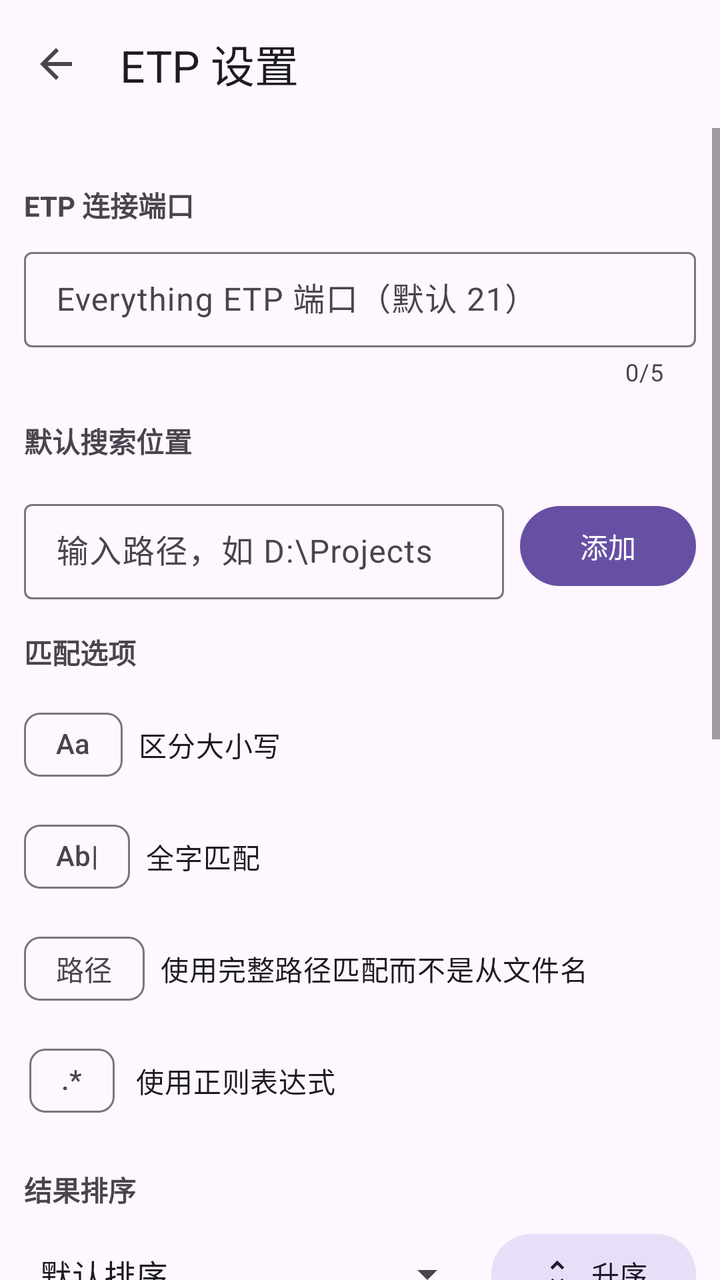
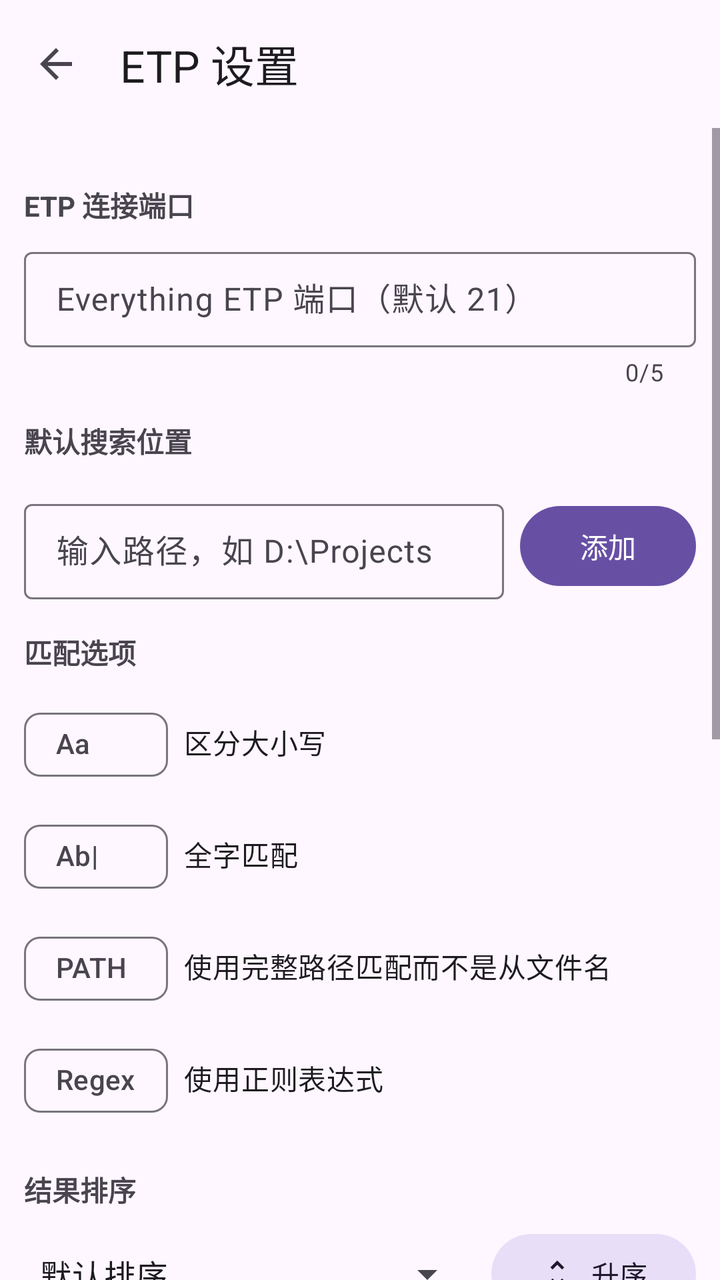

Before-and-after screenshots of an Android layout around one commit, followed by the original layout XML and the change that was made.
<!-- AndroidManifest.xml: application theme Theme.ShareToPC -->
<!-- res/layout/activity_etp_settings.xml -->
<?xml version="1.0" encoding="utf-8"?>
<LinearLayout xmlns:android="http://schemas.android.com/apk/res/android"
    xmlns:app="http://schemas.android.com/apk/res-auto"
    xmlns:tools="http://schemas.android.com/tools"
    android:layout_width="match_parent"
    android:layout_height="match_parent"
    android:orientation="vertical"
    tools:context=".ui.EtpSettingsActivity">

    <com.google.android.material.appbar.MaterialToolbar
        android:id="@+id/toolbarEtpSettings"
        android:layout_width="match_parent"
        android:layout_height="wrap_content"
        app:navigationIcon="?attr/homeAsUpIndicator"
        app:title="@string/etp_settings_title" />

    <ScrollView
        android:layout_width="match_parent"
        android:layout_height="match_parent"
        android:scrollbarStyle="outsideOverlay">

        <LinearLayout
            android:layout_width="match_parent"
            android:layout_height="wrap_content"
            android:orientation="vertical"
            android:padding="12dp">

            
            <TextView
                style="@style/PathPresetSectionHeader"
                android:text="@string/etp_settings_port_section" />

            <com.google.android.material.textfield.TextInputLayout
                style="@style/Widget.Material3.TextInputLayout.OutlinedBox.Dense"
                android:layout_width="match_parent"
                android:layout_height="wrap_content"
                android:hint="@string/etp_settings_port_hint"
                app:counterEnabled="true"
                app:counterMaxLength="5">

                <com.google.android.material.textfield.TextInputEditText
                    android:id="@+id/etEtpPort"
                    android:layout_width="match_parent"
                    android:layout_height="wrap_content"
                    android:inputType="number"
                    android:singleLine="true" />
            </com.google.android.material.textfield.TextInputLayout>

            <TextView
                style="@style/PathPresetSectionHeader"
                android:text="@string/path_preset_title" />

            <LinearLayout
                android:id="@+id/layoutPaths"
                android:layout_width="match_parent"
                android:layout_height="wrap_content"
                android:orientation="vertical"
                android:layout_marginBottom="8dp" />

            <LinearLayout
                android:layout_width="match_parent"
                android:layout_height="wrap_content"
                android:orientation="horizontal"
                android:gravity="center_vertical">

                <com.google.android.material.textfield.TextInputLayout
                    style="@style/Widget.Material3.TextInputLayout.OutlinedBox.Dense"
                    android:layout_width="0dp"
                    android:layout_height="wrap_content"
                    android:layout_weight="1"
                    android:hint="@string/path_preset_custom_hint">

                    <com.google.android.material.textfield.TextInputEditText
                        android:id="@+id/etCustomPath"
                        android:layout_width="match_parent"
                        android:layout_height="wrap_content"
                        android:inputType="text"
                        android:singleLine="true" />
                </com.google.android.material.textfield.TextInputLayout>

                <com.google.android.material.button.MaterialButton
                    android:id="@+id/btnAddPath"
                    style="@style/Widget.Material3.Button"
                    android:layout_width="wrap_content"
                    android:layout_height="wrap_content"
                    android:layout_marginStart="8dp"
                    android:text="@string/path_preset_add" />
            </LinearLayout>

            
            <TextView
                style="@style/PathPresetSectionHeader"
                android:text="@string/path_preset_match_options" />

            <LinearLayout
                android:layout_width="match_parent"
                android:layout_height="wrap_content"
                android:gravity="center_vertical"
                android:orientation="horizontal"
                android:paddingVertical="4dp">

                <com.google.android.material.chip.Chip
                    android:id="@+id/chipMatchCase"
                    style="@style/Widget.Material3.Chip.Filter"
                    android:layout_width="wrap_content"
                    android:layout_height="wrap_content"
                    android:text="Aa"
                    android:checkable="true" />

                <TextView
                    android:layout_width="wrap_content"
                    android:layout_height="wrap_content"
                    android:layout_marginStart="8dp"
                    android:text="@string/path_preset_match_case"
                    android:textAppearance="?attr/textAppearanceBodyMedium" />
            </LinearLayout>

            <LinearLayout
                android:layout_width="match_parent"
                android:layout_height="wrap_content"
                android:gravity="center_vertical"
                android:orientation="horizontal"
                android:paddingVertical="4dp">

                <com.google.android.material.chip.Chip
                    android:id="@+id/chipWholeWord"
                    style="@style/Widget.Material3.Chip.Filter"
                    android:layout_width="wrap_content"
                    android:layout_height="wrap_content"
                    android:text="Ab|"
                    android:checkable="true" />

                <TextView
                    android:layout_width="wrap_content"
                    android:layout_height="wrap_content"
                    android:layout_marginStart="8dp"
                    android:text="@string/path_preset_match_whole_word"
                    android:textAppearance="?attr/textAppearanceBodyMedium" />
            </LinearLayout>

            <LinearLayout
                android:layout_width="match_parent"
                android:layout_height="wrap_content"
                android:gravity="center_vertical"
                android:orientation="horizontal"
                android:paddingVertical="4dp">

                <com.google.android.material.chip.Chip
                    android:id="@+id/chipMatchPath"
                    style="@style/Widget.Material3.Chip.Filter"
                    android:layout_width="wrap_content"
                    android:layout_height="wrap_content"
                    android:text="路径"
                    android:checkable="true" />

                <TextView
                    android:layout_width="wrap_content"
                    android:layout_height="wrap_content"
                    android:layout_marginStart="8dp"
                    android:text="@string/path_preset_match_path"
                    android:textAppearance="?attr/textAppearanceBodyMedium" />
            </LinearLayout>

            <LinearLayout
                android:layout_width="match_parent"
                android:layout_height="wrap_content"
                android:gravity="center_vertical"
                android:orientation="horizontal"
                android:paddingVertical="4dp">

                <com.google.android.material.chip.Chip
                    android:id="@+id/chipRegex"
                    style="@style/Widget.Material3.Chip.Filter"
                    android:layout_width="wrap_content"
                    android:layout_height="wrap_content"
                    android:text=".*"
                    android:checkable="true" />

                <TextView
                    android:layout_width="wrap_content"
                    android:layout_height="wrap_content"
                    android:layout_marginStart="8dp"
                    android:text="@string/path_preset_match_regex"
                    android:textAppearance="?attr/textAppearanceBodyMedium" />
            </LinearLayout>

            
            <TextView
                style="@style/PathPresetSectionHeader"
                android:text="@string/path_preset_sort" />

            <LinearLayout
                android:layout_width="match_parent"
                android:layout_height="wrap_content"
                android:orientation="horizontal"
                android:gravity="center_vertical">

                <Spinner
                    android:id="@+id/spSortField"
                    android:layout_width="0dp"
                    android:layout_height="wrap_content"
                    android:layout_weight="1"
                    android:entries="@array/path_preset_sort_fields" />

                <com.google.android.material.button.MaterialButton
                    android:id="@+id/btnSortDir"
                    style="@style/Widget.Material3.Button.TonalButton"
                    android:layout_width="wrap_content"
                    android:layout_height="wrap_content"
                    android:layout_marginStart="8dp"
                    android:text="@string/path_preset_sort_asc"
                    app:icon="@drawable/ic_sort_arrow" />
            </LinearLayout>

            
            <TextView
                style="@style/PathPresetSectionHeader"
                android:text="@string/path_preset_ui_sort_fields" />

            <LinearLayout
                android:id="@+id/layoutUiSortFields"
                android:layout_width="match_parent"
                android:layout_height="wrap_content"
                android:orientation="vertical" />

            
            <TextView
                style="@style/PathPresetSectionHeader"
                android:text="@string/path_preset_limit" />

            <com.google.android.material.textfield.TextInputLayout
                style="@style/Widget.Material3.TextInputLayout.OutlinedBox.Dense"
                android:layout_width="match_parent"
                android:layout_height="wrap_content"
                android:hint="@string/path_preset_max_results_hint"
                app:counterEnabled="true"
                app:counterMaxLength="6">

                <com.google.android.material.textfield.TextInputEditText
                    android:id="@+id/etMaxResults"
                    android:layout_width="match_parent"
                    android:layout_height="wrap_content"
                    android:inputType="number"
                    android:singleLine="true" />
            </com.google.android.material.textfield.TextInputLayout>

            
            <LinearLayout
                android:layout_width="match_parent"
                android:layout_height="wrap_content"
                android:gravity="center_vertical"
                android:orientation="horizontal">

                <TextView
                    style="@style/PathPresetSectionHeader"
                    android:layout_width="0dp"
                    android:layout_height="wrap_content"
                    android:layout_weight="1"
                    android:text="@string/etp_quick_search_title" />

                <github.linsmod.sharetopc.ui.TextButton
                    android:id="@+id/btnRestoreQuickSearch"
                    android:layout_width="wrap_content"
                    android:layout_height="wrap_content"
                    android:text="@string/path_preset_restore_defaults" />
            </LinearLayout>

            <com.google.android.material.textfield.TextInputLayout
                style="@style/Widget.Material3.TextInputLayout.OutlinedBox.Dense"
                android:layout_width="match_parent"
                android:layout_height="wrap_content"
                android:hint="@string/etp_quick_search_hint">

                <com.google.android.material.textfield.TextInputEditText
                    android:id="@+id/etQuickSearch"
                    android:layout_width="match_parent"
                    android:layout_height="wrap_content"
                    android:gravity="top"
                    android:inputType="textMultiLine"
                    android:minLines="4"
                    android:scrollbars="vertical" />
            </com.google.android.material.textfield.TextInputLayout>

            
            <TextView
                style="@style/PathPresetSectionHeader"
                android:text="@string/etp_exclude_title" />

            <com.google.android.material.textfield.TextInputLayout
                style="@style/Widget.Material3.TextInputLayout.OutlinedBox.Dense"
                android:layout_width="match_parent"
                android:layout_height="wrap_content"
                android:hint="@string/etp_exclude_hint">

                <com.google.android.material.textfield.TextInputEditText
                    android:id="@+id/etExclude"
                    android:layout_width="match_parent"
                    android:layout_height="wrap_content"
                    android:gravity="top"
                    android:inputType="textMultiLine"
                    android:minLines="3"
                    android:scrollbars="vertical" />
            </com.google.android.material.textfield.TextInputLayout>

            
            <View
                android:layout_width="match_parent"
                android:layout_height="24dp" />

        </LinearLayout>
    </ScrollView>

</LinearLayout>
<!-- resources referenced by this layout -->
<resources>
  <string-array name="path_preset_sort_fields">
          <item>默认排序</item>
          <item>文件名</item>
          <item>路径</item>
          <item>大小</item>
          <item>扩展名</item>
          <item>修改日期</item>
          <item>创建日期</item>
      </string-array>
  <!-- drawable ic_sort_arrow (drawable) -->
  <vector xmlns:android="http://schemas.android.com/apk/res/android"
      android:width="24dp"
      android:height="24dp"
      android:viewportWidth="24"
      android:viewportHeight="24"
      android:tint="?attr/colorOnSurface">
      <path
          android:fillColor="@android:color/white"
          android:pathData="M12,5.83L15.17,9l1.41,-1.41L12,3L7.41,7.59L8.83,9L12,5.83zM12,18.17L8.83,15l-1.41,1.41L12,21l4.59,-4.59L15.17,15L12,18.17z" />
  </vector>
  <string name="etp_exclude_hint">每行一个排除表达式，搜索时自动附加 !\n例如：ext:tmp</string>
  <string name="etp_exclude_title">结果排除</string>
  <string name="etp_quick_search_hint">每行一个：显示名 (过滤模式)\n例如：Word 文档 (*.doc | *.docx)</string>
  <string name="etp_quick_search_title">快速检索</string>
  <string name="etp_settings_port_hint">Everything ETP 端口（默认 21）</string>
  <string name="etp_settings_port_section">ETP 连接端口</string>
  <string name="etp_settings_title">ETP 设置</string>
  <string name="path_preset_add">添加</string>
  <string name="path_preset_custom_hint">输入路径，如 D:\\Projects</string>
  <string name="path_preset_limit">结果限制</string>
  <string name="path_preset_match_case">区分大小写</string>
  <string name="path_preset_match_options">匹配选项</string>
  <string name="path_preset_match_path">使用完整路径匹配而不是从文件名</string>
  <string name="path_preset_match_regex">使用正则表达式</string>
  <string name="path_preset_match_whole_word">全字匹配</string>
  <string name="path_preset_max_results_hint">最大返回条数（0 不限）</string>
  <string name="path_preset_restore_defaults">恢复默认</string>
  <string name="path_preset_sort">结果排序</string>
  <string name="path_preset_sort_asc">升序</string>
  <string name="path_preset_title">默认搜索位置</string>
  <string name="path_preset_ui_sort_fields">搜索页显示的排序字段</string>
  <style name="PathPresetSectionHeader">
          <item name="android:layout_width">match_parent</item>
          <item name="android:layout_height">wrap_content</item>
          <item name="android:textSize">14sp</item>
          <item name="android:textColor">?android:attr/textColorTertiary</item>
          <item name="android:paddingTop">16dp</item>
          <item name="android:paddingBottom">8dp</item>
          <item name="android:textStyle">bold</item>
      </style>
  <style name="Theme.ShareToPC" parent="Base.Theme.ShareToPC" />
  <style name="Base.Theme.ShareToPC" parent="Theme.Material3.DayNight.NoActionBar">
          
          
      </style>
</resources>

<!-- the commit's change to res/layout/activity_etp_settings.xml (unified diff, before → after) -->
@@ -95,14 +95,14 @@
             <LinearLayout
                 android:layout_width="match_parent"
                 android:layout_height="wrap_content"
-                android:gravity="center_vertical"
+                android:gravity="left"
                 android:orientation="horizontal"
                 android:paddingVertical="4dp">
 
                 <com.google.android.material.chip.Chip
                     android:id="@+id/chipMatchCase"
                     style="@style/Widget.Material3.Chip.Filter"
-                    android:layout_width="wrap_content"
+                    android:layout_width="72dp"
                     android:layout_height="wrap_content"
                     android:text="Aa"
                     android:checkable="true" />
@@ -118,14 +118,14 @@
             <LinearLayout
                 android:layout_width="match_parent"
                 android:layout_height="wrap_content"
-                android:gravity="center_vertical"
+                android:gravity="left"
                 android:orientation="horizontal"
                 android:paddingVertical="4dp">
 
                 <com.google.android.material.chip.Chip
                     android:id="@+id/chipWholeWord"
                     style="@style/Widget.Material3.Chip.Filter"
-                    android:layout_width="wrap_content"
+                    android:layout_width="72dp"
                     android:layout_height="wrap_content"
                     android:text="Ab|"
                     android:checkable="true" />
@@ -141,16 +141,16 @@
             <LinearLayout
                 android:layout_width="match_parent"
                 android:layout_height="wrap_content"
-                android:gravity="center_vertical"
+                android:gravity="left"
                 android:orientation="horizontal"
                 android:paddingVertical="4dp">
 
                 <com.google.android.material.chip.Chip
                     android:id="@+id/chipMatchPath"
                     style="@style/Widget.Material3.Chip.Filter"
-                    android:layout_width="wrap_content"
-                    android:layout_height="wrap_content"
-                    android:text="路径"
+                    android:layout_width="72dp"
+                    android:layout_height="wrap_content"
+                    android:text="PATH"
                     android:checkable="true" />
 
                 <TextView
@@ -164,16 +164,16 @@
             <LinearLayout
                 android:layout_width="match_parent"
                 android:layout_height="wrap_content"
-                android:gravity="center_vertical"
+                android:gravity="left"
                 android:orientation="horizontal"
                 android:paddingVertical="4dp">
 
                 <com.google.android.material.chip.Chip
                     android:id="@+id/chipRegex"
                     style="@style/Widget.Material3.Chip.Filter"
-                    android:layout_width="wrap_content"
-                    android:layout_height="wrap_content"
-                    android:text=".*"
+                    android:layout_width="72dp"
+                    android:layout_height="wrap_content"
+                    android:text="Regex"
                     android:checkable="true" />
 
                 <TextView
@@ -282,9 +282,25 @@
             </com.google.android.material.textfield.TextInputLayout>
 
             
-            <TextView
-                style="@style/PathPresetSectionHeader"
-                android:text="@string/etp_exclude_title" />
+            <LinearLayout
+                android:layout_width="match_parent"
+                android:layout_height="wrap_content"
+                android:gravity="center_vertical"
+                android:orientation="horizontal">
+
+                <TextView
+                    style="@style/PathPresetSectionHeader"
+                    android:layout_width="0dp"
+                    android:layout_height="wrap_content"
+                    android:layout_weight="1"
+                    android:text="@string/etp_exclude_title" />
+
+                <github.linsmod.sharetopc.ui.TextButton
+                    android:id="@+id/btnRestoreExclude"
+                    android:layout_width="wrap_content"
+                    android:layout_height="wrap_content"
+                    android:text="@string/path_preset_restore_defaults" />
+            </LinearLayout>
 
             <com.google.android.material.textfield.TextInputLayout
                 style="@style/Widget.Material3.TextInputLayout.OutlinedBox.Dense"
